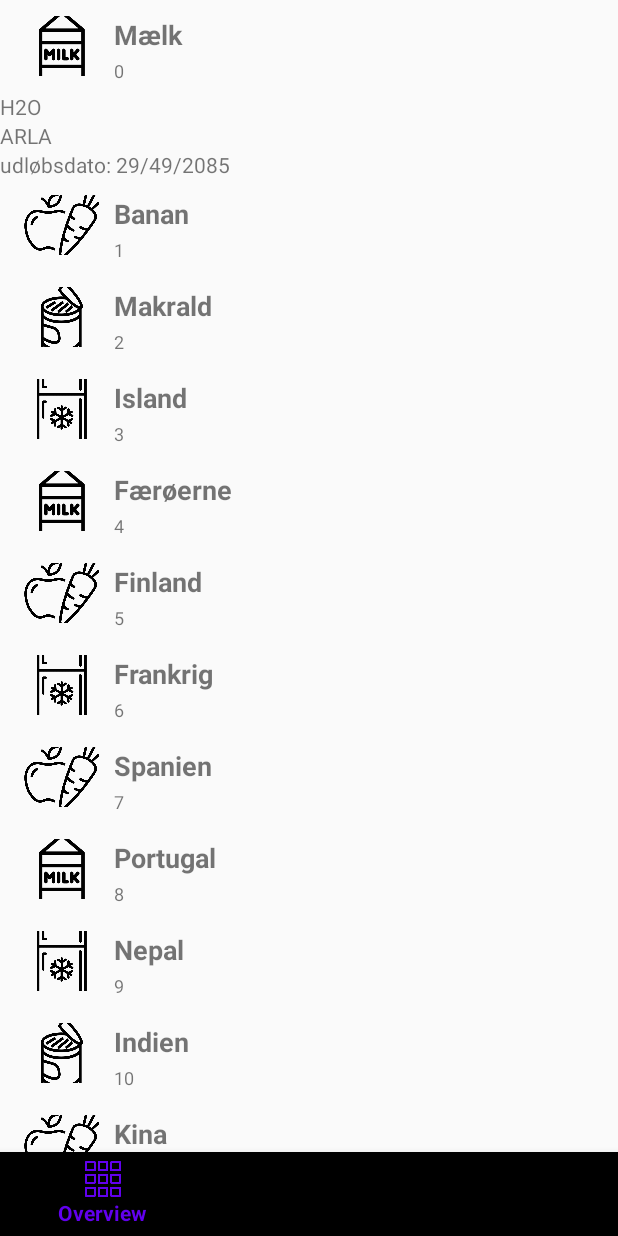
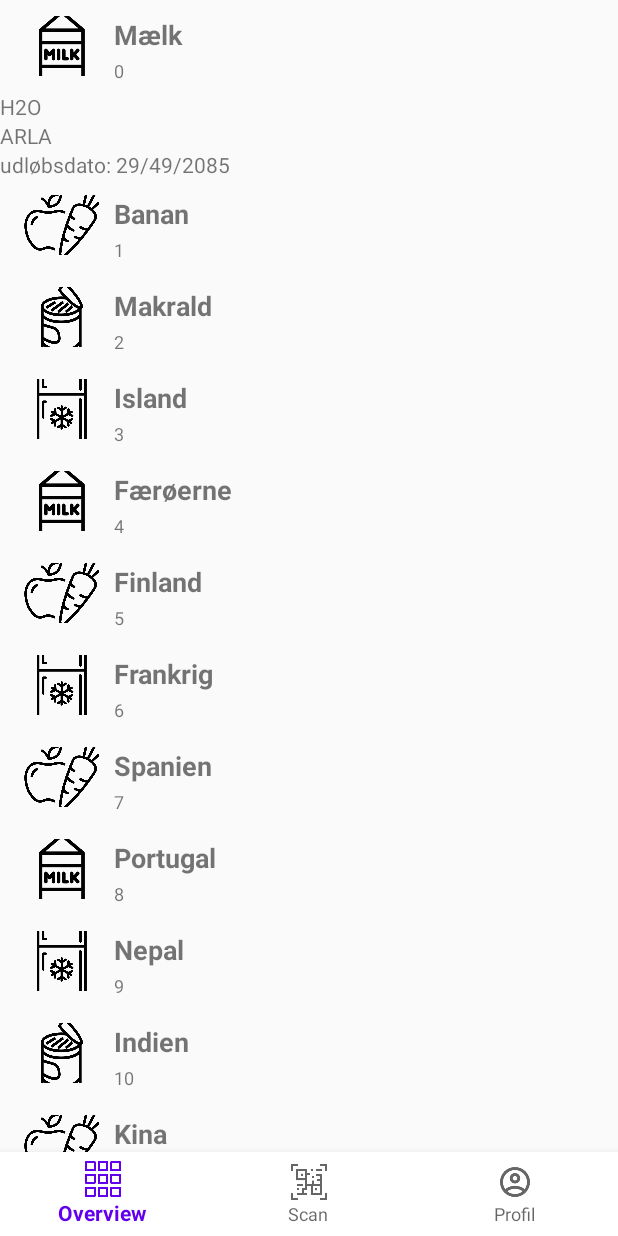
Before and after one commit to CATOS15/Madspild, an Android app: the screen it shows after launch (MainActivity), after a tap on "Mælk", on a phone screen of 412 x 824 dp. Run offline under Robolectric (Android 15) with nearby library versions, the phone set to English and light mode, and no system bars; our stand-ins replace Firebase (no records; nobody signed in at launch, a user with empty details on screens opened directly); libraries missing offline, so code that uses them is left out: com.budiyev.android; 3 statements that could not run were skipped.

Commit message:
ændret menubar farve til hvid igen

```diff
--- a/app/src/main/res/layout/activity_main.xml
+++ b/app/src/main/res/layout/activity_main.xml
@@ -13,6 +13,7 @@
         android:id="@+id/bottom_navigation_view"
         android:layout_width="match_parent"
         android:layout_height="wrap_content"
+        android:background="#FFFFFF"
         app:layout_constraintBottom_toBottomOf="parent"
         app:layout_constraintEnd_toEndOf="parent"
         app:layout_constraintStart_toStartOf="parent"
```
